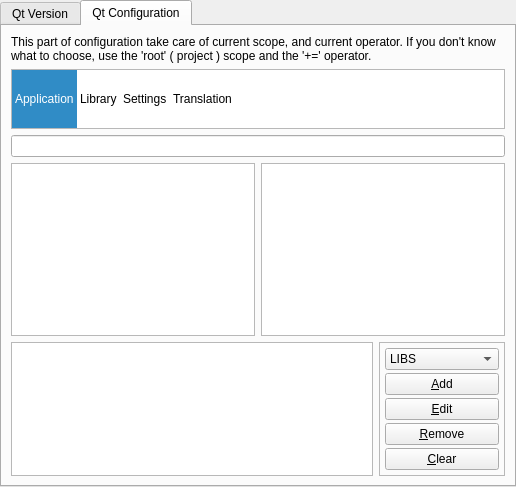
This is v2/branches/dev/plugins/xup/QMakeProjectEditor/src/ui/UIQtConfiguration.ui in testmana2/mks as Qt 5 draws it before an edit. The edited form follows.
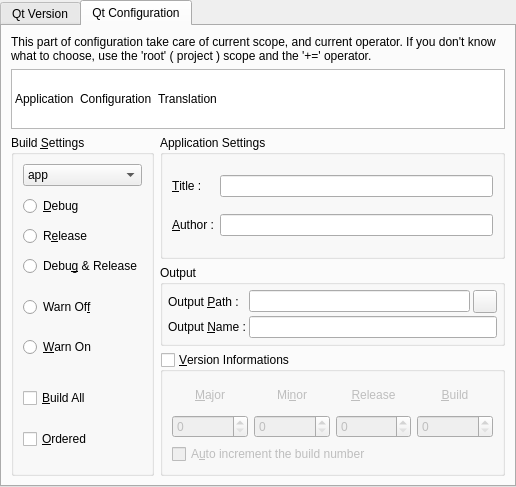
This is the edited form. Icons and pictures are not drawn.

Commit message: Remove unneeded widgets

```diff
--- a/v2/branches/dev/plugins/xup/QMakeProjectEditor/src/ui/UIQtConfiguration.ui
+++ b/v2/branches/dev/plugins/xup/QMakeProjectEditor/src/ui/UIQtConfiguration.ui
@@ -186,7 +186,7 @@
           <enum>QListView::ListMode</enum>
          </property>
          <property name="currentRow" >
-          <number>0</number>
+          <number>-1</number>
          </property>
          <item>
           <property name="text" >
@@ -198,20 +198,12 @@
          </item>
          <item>
           <property name="text" >
-           <string>Library</string>
+           <string>Configuration</string>
           </property>
           <property name="icon" >
            <iconset resource="../../../../../monkey/src/resources/resources.qrc" >:/temp/icons/temp/package_development.png</iconset>
           </property>
          </item>
-         <item>
-          <property name="text" >
-           <string>Settings</string>
-          </property>
-          <property name="icon" >
-           <iconset resource="../../../../../monkey/src/resources/resources.qrc" >:/temp/icons/temp/package_system.png</iconset>
-          </property>
-         </item>
          <item>
           <property name="text" >
            <string>Translation</string>
@@ -231,7 +223,7 @@
           </sizepolicy>
          </property>
          <property name="currentIndex" >
-          <number>2</number>
+          <number>0</number>
          </property>
          <widget class="QWidget" name="wApplication" >
           <layout class="QGridLayout" >
@@ -824,155 +816,6 @@
            </item>
           </layout>
          </widget>
-         <widget class="QWidget" name="wSettings" >
-          <layout class="QGridLayout" >
-           <property name="leftMargin" >
-            <number>0</number>
-           </property>
-           <property name="topMargin" >
-            <number>0</number>
-           </property>
-           <property name="rightMargin" >
-            <number>0</number>
-           </property>
-           <property name="bottomMargin" >
-            <number>0</number>
-           </property>
-           <item row="0" column="0" colspan="3" >
-            <widget class="QLineEdit" name="leDir" />
-           </item>
-           <item row="1" column="0" >
-            <widget class="QListView" name="lvDirs" />
-           </item>
-           <item row="1" column="1" colspan="2" >
-            <widget class="QListWidget" name="lwFiles" />
-           </item>
-           <item row="2" column="0" colspan="2" >
-            <widget class="QListWidget" name="lwValues" >
-             <property name="sizePolicy" >
-              <sizepolicy vsizetype="Ignored" hsizetype="Expanding" >
-               <horstretch>0</horstretch>
-               <verstretch>0</verstretch>
-              </sizepolicy>
-             </property>
-            </widget>
-           </item>
-           <item row="2" column="2" >
-            <widget class="QFrame" name="lVariables" >
-             <property name="sizePolicy" >
-              <sizepolicy vsizetype="Fixed" hsizetype="Preferred" >
-               <horstretch>0</horstretch>
-               <verstretch>0</verstretch>
-              </sizepolicy>
-             </property>
-             <property name="frameShape" >
-              <enum>QFrame::StyledPanel</enum>
-             </property>
-             <layout class="QVBoxLayout" >
-              <property name="spacing" >
-               <number>3</number>
-              </property>
-              <property name="leftMargin" >
-               <number>5</number>
-              </property>
-              <property name="topMargin" >
-               <number>5</number>
-              </property>
-              <property name="rightMargin" >
-               <number>5</number>
-              </property>
-              <property name="bottomMargin" >
-               <number>5</number>
-              </property>
-              <item>
-               <widget class="QComboBox" name="cbVariables" >
-                <item>
-                 <property name="text" >
-                  <string>LIBS</string>
-                 </property>
-                 <property name="icon" >
-                  <iconset resource="../resources/QMakeProjectEditor.qrc" >:/qmakeitems/libs.png</iconset>
-                 </property>
-                </item>
-                <item>
-                 <property name="text" >
-                  <string>DEFINES</string>
-                 </property>
-                 <property name="icon" >
-                  <iconset resource="../resources/QMakeProjectEditor.qrc" >:/qmakeitems/defines.png</iconset>
-                 </property>
-                </item>
-                <item>
-                 <property name="text" >
-                  <string>INCLUDEPATH</string>
-                 </property>
-                 <property name="icon" >
-                  <iconset resource="../resources/QMakeProjectEditor.qrc" >:/qmakeitems/includepath.png</iconset>
-                 </property>
-                </item>
-                <item>
-                 <property name="text" >
-                  <string>DEPENDPATH</string>
-                 </property>
-                 <property name="icon" >
-                  <iconset resource="../resources/QMakeProjectEditor.qrc" >:/qmakeitems/dependpath.png</iconset>
-                 </property>
-                </item>
-                <item>
-                 <property name="text" >
-                  <string>VPATH</string>
-                 </property>
-                 <property name="icon" >
-                  <iconset resource="../resources/QMakeProjectEditor.qrc" >:/qmakeitems/vpath.png</iconset>
-                 </property>
-                </item>
-               </widget>
-              </item>
-              <item>
-               <widget class="QPushButton" name="pbAddValue" >
-                <property name="text" >
-                 <string>&amp;Add</string>
-                </property>
-                <property name="icon" >
-                 <iconset/>
-                </property>
-               </widget>
-              </item>
-              <item>
-               <widget class="QPushButton" name="pbEditValue" >
-                <property name="text" >
-                 <string>&amp;Edit</string>
-                </property>
-                <property name="icon" >
-                 <iconset/>
-                </property>
-               </widget>
-              </item>
-              <item>
-               <widget class="QPushButton" name="pbRemoveValue" >
-                <property name="text" >
-                 <string>&amp;Remove</string>
-                </property>
-                <property name="icon" >
-                 <iconset/>
-                </property>
-               </widget>
-              </item>
-              <item>
-               <widget class="QPushButton" name="pbClearValues" >
-                <property name="text" >
-                 <string>&amp;Clear</string>
-                </property>
-                <property name="icon" >
-                 <iconset/>
-                </property>
-               </widget>
-              </item>
-             </layout>
-            </widget>
-           </item>
-          </layout>
-         </widget>
          <widget class="QWidget" name="wTranslations" >
           <layout class="QVBoxLayout" >
            <property name="leftMargin" >
```
Left out of the diff: 26 changed lines with no effect on the pictures.
